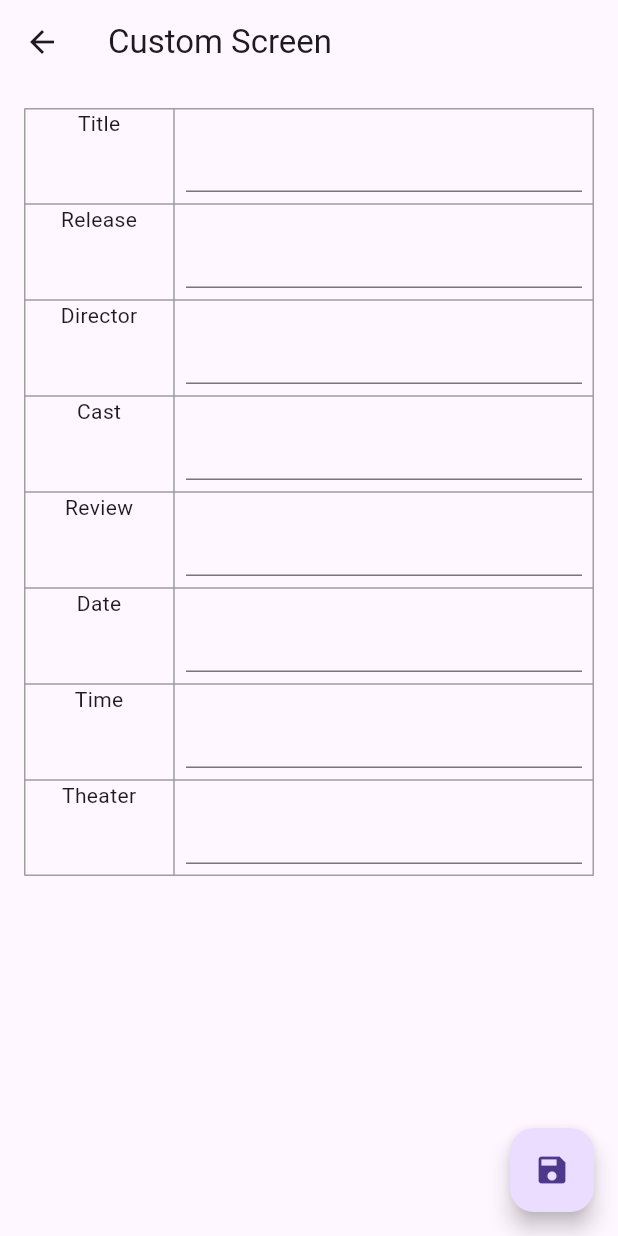
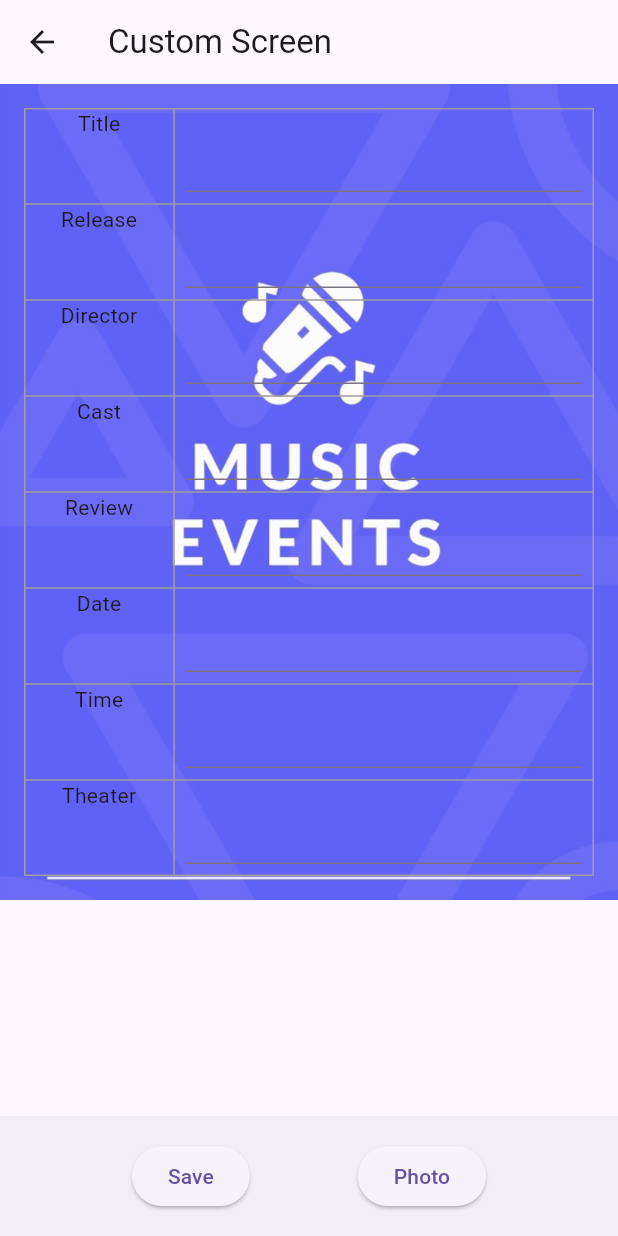
Before and after one commit to smjy9502/faber_ticket_ft, a Flutter app: the CustomScreen screen opened directly, on a phone screen of 412 x 824 dp. Run offline on Flutter 3.47's test engine with Material 3 defaults, Android fonts, the phone set to English and light mode, and no system bars; our stand-ins replace cloud_firestore, firebase_core, firebase_storage, shared_preferences; missing offline and left inert: dart:html, nfc_manager; accounts and stored records are empty; generated files the repository leaves out were written again; Roboto replaces fonts that are missing (CustomFont).

Commit message:
front-custom_screen.dart-bgImage back-custom_screen.dart-save

```diff
--- a/lib/screens/custom_screen.dart
+++ b/lib/screens/custom_screen.dart
@@ -1,5 +1,7 @@
 import 'package:flutter/material.dart';
 import 'package:faber_ticket_ft/services/firebase_service.dart';
+import 'package:faber_ticket_ft/utils/constants.dart';
+import 'package:faber_ticket_ft/screens/photo_screen.dart';
 
 class CustomScreen extends StatefulWidget {
   @override
@@ -51,7 +53,14 @@ class _CustomScreenState extends State<CustomScreen> {
   Widget build(BuildContext context) {
     return Scaffold(
       appBar: AppBar(title: Text('Custom Screen')),
-      body: SingleChildScrollView(
+      body: Container(
+        decoration: BoxDecoration(
+          image: DecorationImage(
+            image: AssetImage(Constants.ticketBackImage),
+            fit: BoxFit.cover,
+          ),
+        ),
+        child: SingleChildScrollView(
           child: Padding(
             padding: const EdgeInsets.all(16.0),
             child: Table(
@@ -137,9 +146,26 @@ class _CustomScreenState extends State<CustomScreen> {
             ),
           ),
         ),
-      floatingActionButton: FloatingActionButton(
+      ),
+      bottomNavigationBar: BottomAppBar(
+        child: Row(
+          mainAxisAlignment: MainAxisAlignment.spaceEvenly,
+          children: [
+            ElevatedButton(
               onPressed: saveData,
-        child: Icon(Icons.save),
+              child: Text('Save'),
+            ),
+            ElevatedButton(
+              onPressed: () {
+                Navigator.push(
+                  context,
+                  MaterialPageRoute(builder: (context) => PhotoScreen()),
+                );
+              },
+              child: Text('Photo'),
+            ),
+          ],
+        ),
       ),
     );
   }
```
Also changed, not shown: 1 other file. Lines whose indentation alone changed are shown as unchanged.
